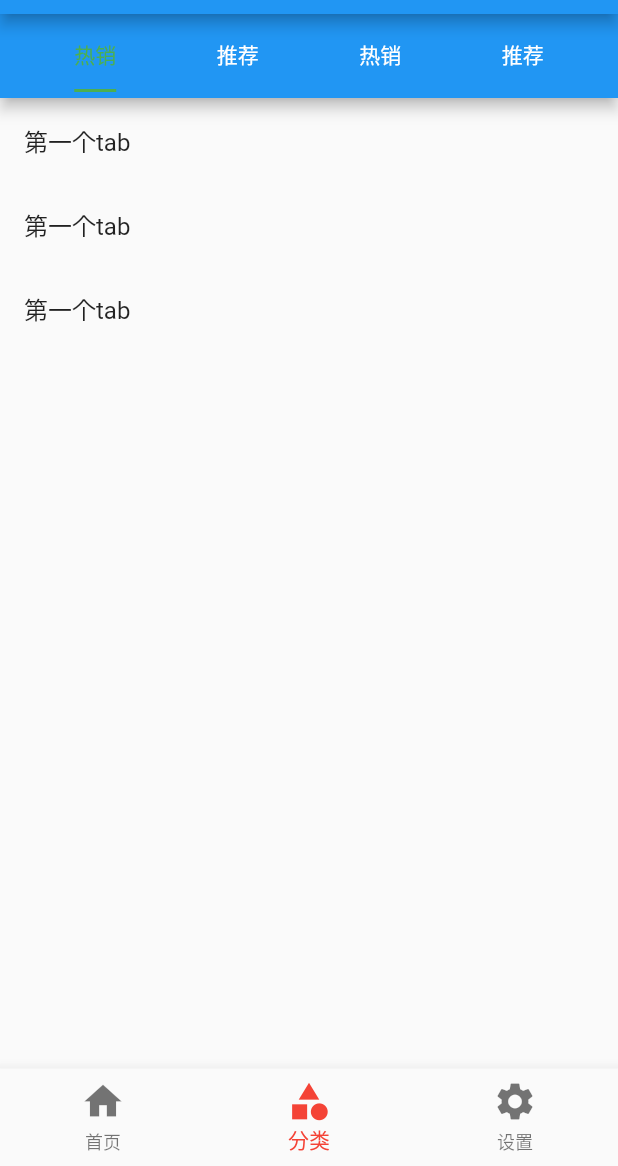
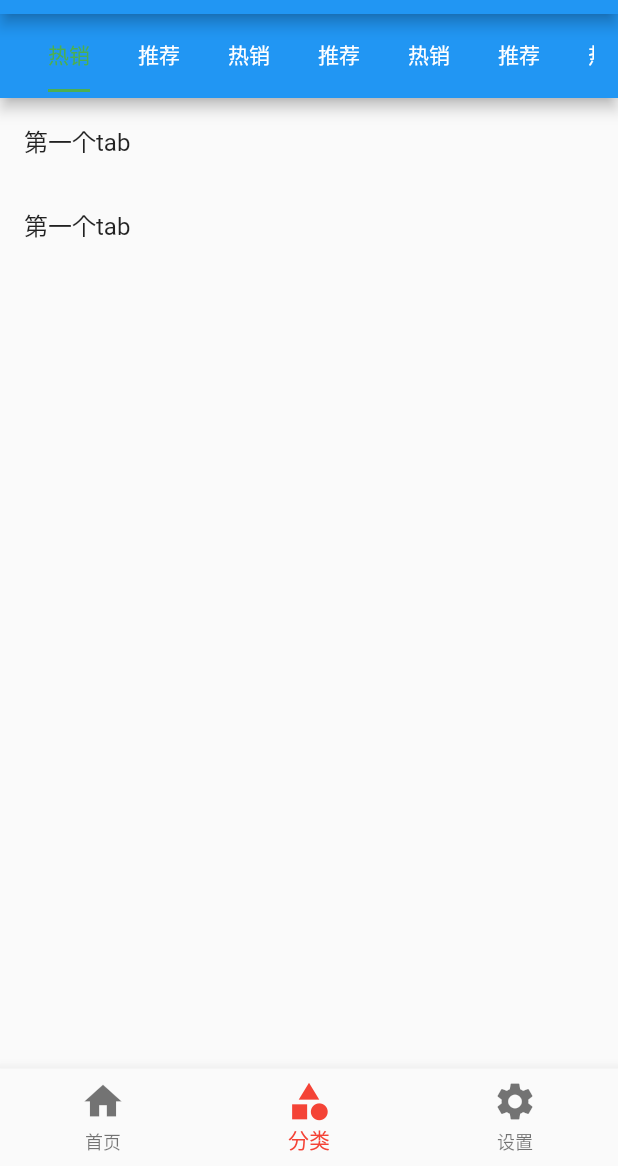
Before and after one commit to lmx227/flutter_lmx, a Flutter app: the screen it shows after launch, item 2 of the bottom bar chosen, on a phone screen of 412 x 824 dp, the part 70-1236 px from its top. Run offline on Flutter 3.47's test engine with Material 2 defaults, Android fonts, the phone set to English and light mode, and no system bars.

```diff
--- a/flutter_lmx/lib/pages/tabs/Category.dart
+++ b/flutter_lmx/lib/pages/tabs/Category.dart
@@ -11,18 +11,23 @@ class _CategoryPageState extends State<CategoryPage> {
   @override
   Widget build(BuildContext context) {
     return DefaultTabController(
-      length: 4,
+      length: 8,
       child: Scaffold(
         appBar: AppBar(
           title: Row(
             children: <Widget>[
               Expanded(
                 child: TabBar(
+                  isScrollable: true,
                   indicatorColor: Colors.green,
                   indicatorSize: TabBarIndicatorSize.label,
                   labelColor: Colors.green,
                   unselectedLabelColor: Colors.white,
                   tabs: <Widget>[
+                    Tab(text: "热销"),
+                    Tab(text: "推荐"),
+                    Tab(text: "热销"),
+                    Tab(text: "推荐"),
                     Tab(text: "热销"),
                     Tab(text: "推荐"),
                     Tab(text: "热销"),
@@ -43,16 +48,10 @@ class _CategoryPageState extends State<CategoryPage> {
                 ListTile(
                   title: Text("第一个tab"),
                 ),
-                ListTile(
-                  title: Text("第一个tab"),
-                ),
               ],
             ),
             ListView(
               children: <Widget>[
-                ListTile(
-                  title: Text("第二个tab"),
-                ),
                 ListTile(
                   title: Text("第二个tab"),
                 ),
@@ -69,6 +68,43 @@ class _CategoryPageState extends State<CategoryPage> {
                 ListTile(
                   title: Text("第三个tab"),
                 ),
+              ],
+            ),
+            ListView(
+              children: <Widget>[
+                ListTile(
+                  title: Text("第四个tab"),
+                ),
+                ListTile(
+                  title: Text("第四个tab"),
+                ),
+              ],
+            ),
+            ListView(
+              children: <Widget>[
+                ListTile(
+                  title: Text("第一个tab"),
+                ),
+                ListTile(
+                  title: Text("第一个tab"),
+                ),
+              ],
+            ),
+            ListView(
+              children: <Widget>[
+                ListTile(
+                  title: Text("第二个tab"),
+                ),
+                ListTile(
+                  title: Text("第二个tab"),
+                ),
+              ],
+            ),
+            ListView(
+              children: <Widget>[
+                ListTile(
+                  title: Text("第三个tab"),
+                ),
                 ListTile(
                   title: Text("第三个tab"),
                 ),
@@ -76,9 +112,6 @@ class _CategoryPageState extends State<CategoryPage> {
             ),
             ListView(
               children: <Widget>[
-                ListTile(
-                  title: Text("第四个tab"),
-                ),
                 ListTile(
                   title: Text("第四个tab"),
                 ),
--- a/flutter_lmx/lib/routes/Routes.dart
+++ b/flutter_lmx/lib/routes/Routes.dart
@@ -11,6 +11,7 @@ import '../pages/user/RegisterFirst.dart';
 import '../pages/user/RegisterSecond.dart';
 import '../pages/user/RegisterThird.dart';
 import '../pages/AppBarDemo.dart';
+import '../pages/TabBarController.dart';
 
 // 配置路由
 final routes = {
@@ -25,6 +26,7 @@ final routes = {
   '/registerSecond': (context, {arguments}) => RegisterSecondPage(),
   '/registerThird': (context, {arguments}) => RegisterThirdPage(),
   '/appBarDemo': (context) => AppBarDemoPage(),
+  '/tabBarController': (context) => TabBarControllerPage(),
 };
 
 // 命名路由 统一处理
```
Also changed, not shown: flutter_lmx/lib/pages/TabBarController.dart (added, +71 -0 lines), flutter_lmx/lib/pages/tabs/Home.dart (+7 -0 lines).
